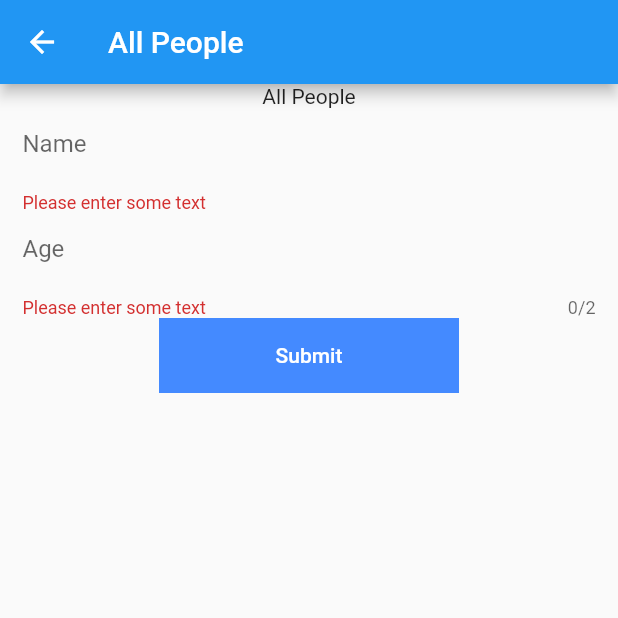
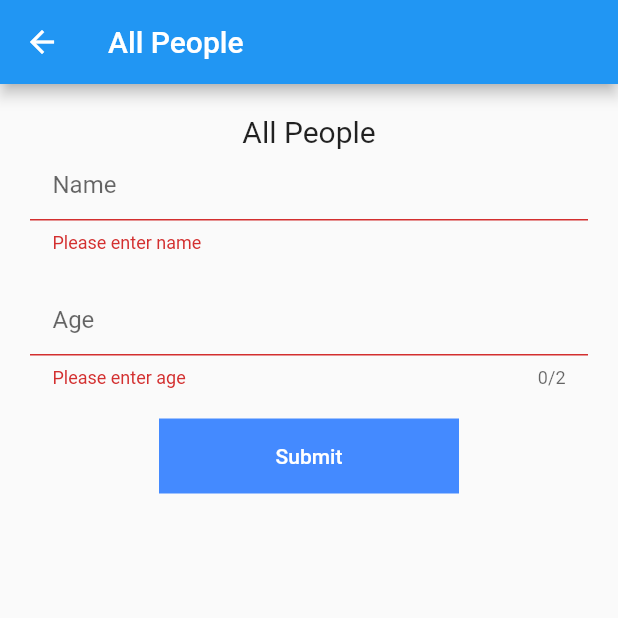
Before and after one commit to kapilmhr/FLOOR_CRUD, a Flutter app: the AddPerson screen opened directly, after a tap on "Submit", on a phone screen of 412 x 824 dp, the top half of it. Run offline on Flutter 3.47's test engine with Material 2 defaults, Android fonts, the phone set to English and light mode, and no system bars; our stand-ins replace floor, sqflite; accounts and stored records are empty; generated files the repository leaves out were written again.

Commit message:
person updated

```diff
--- a/lib/AddPerson.dart
+++ /dev/null
@@ -1,106 +0,0 @@
-import 'package:flutter/material.dart';
-
-import 'database/PersonDatabase.dart';
-import 'model/Person.dart';
-
-class AddPerson extends StatefulWidget {
-  const AddPerson({Key? key}) : super(key: key);
-
-  @override
-  _AddPersonState createState() => _AddPersonState();
-}
-
-class _AddPersonState extends State<AddPerson> {
-  final _formKey = GlobalKey<FormState>();
-  final nameController = TextEditingController();
-  final ageController = TextEditingController();
-
-  @override
-  Widget build(BuildContext context) {
-    return Scaffold(
-      appBar: AppBar(
-        title: Text("All People"),
-      ),
-      body: Form(
-        key: _formKey,
-        child: Column(
-          children: [
-            Text("All People"),
-            TextFormField(
-              controller: nameController,
-              cursorColor: Colors.black,
-              keyboardType: TextInputType.name,
-              decoration: InputDecoration(
-                  border: InputBorder.none,
-                  focusedBorder: InputBorder.none,
-                  enabledBorder: InputBorder.none,
-                  errorBorder: InputBorder.none,
-                  disabledBorder: InputBorder.none,
-                  contentPadding:
-                      EdgeInsets.only(left: 15, bottom: 11, top: 11, right: 15),
-                  hintText: "Name"),
-              validator: (value) {
-                if (value == null || value.isEmpty) {
-                  return 'Please enter some text';
-                }
-                return null;
-              },
-            ),
-            TextFormField(
-              cursorColor: Colors.black,
-              keyboardType: TextInputType.number,
-              maxLength: 2,
-              controller: ageController,
-              decoration: InputDecoration(
-                  border: InputBorder.none,
-                  focusedBorder: InputBorder.none,
-                  enabledBorder: InputBorder.none,
-                  errorBorder: InputBorder.none,
-                  disabledBorder: InputBorder.none,
-                  contentPadding:
-                      EdgeInsets.only(left: 15, bottom: 11, top: 11, right: 15),
-                  hintText: "Age"),
-              validator: (value) {
-                if (value == null || value.isEmpty) {
-                  return 'Please enter some text';
-                }
-                return null;
-              },
-            ),
-            MaterialButton(
-              onPressed: () {
-                if (_formKey.currentState!.validate()) {
-                  addPerson();
-                }
-              },
-              child: Container(
-                width: 200,
-                height: 50,
-                alignment: Alignment.center,
-                color: Colors.blueAccent,
-                child: Text(
-                  "Submit",
-                  style: TextStyle(color: Colors.white),
-                ),
-              ),
-            )
-          ],
-        ),
-      ),
-    );
-  }
-
-  void addPerson() async {
-    var name = nameController.value.text;
-    var age = ageController.value.text;
-    print(age);
-    Person person = Person(name: name, age: int.parse(age));
-    final database =
-        await $FloorPersonDatabase.databaseBuilder('app_database.db').build();
-
-    final personDao = database.personDao;
-
-    await personDao.insertPerson(person);
-    Navigator.pop(context);
-  }
-}
--- a/lib/dao/PersonDao.dart
+++ b/lib/dao/PersonDao.dart
@@ -9,6 +9,9 @@ abstract class PersonDao{
   @Query('SELECT * FROM person WHERE age%2 =0')
   Future<List<Person>> getAllPersonByAge();
 
+  @Query('SELECT * FROM person WHERE name LIKE :name')
+  Future<Person?> getPersonByName(String name);
+
   @insert
   Future<void> insertPerson(Person person);
 
--- a/lib/database/PersonDatabase.dart
+++ b/lib/database/PersonDatabase.dart
@@ -4,7 +4,6 @@ import 'package:floor/floor.dart';
 import 'package:flutter_floor/dao/PersonDao.dart';
 import 'package:flutter_floor/model/Person.dart';
 import 'package:sqflite/sqflite.dart' as sqflite;
-import 'package:path/path.dart';
 part 'PersonDatabase.g.dart';
 
 @Database(version: 1, entities: [Person])
--- a/lib/main.dart
+++ b/lib/main.dart
@@ -1,5 +1,5 @@
 import 'package:flutter/material.dart';
-import 'package:flutter_floor/HomeScreen.dart';
+import 'package:flutter_floor/screens/HomeScreen.dart';
 
 
 import 'database/PersonDatabase.dart';
--- a/lib/model/Person.dart
+++ b/lib/model/Person.dart
@@ -4,8 +4,8 @@ import 'package:floor/floor.dart';
 class Person{
   @PrimaryKey(autoGenerate: true)
   final int? id;
-  final String name;
-  final int age;
+  String name;
+  int age;
 
   Person({this.id, required this.name, required this.age});
 }
--- /dev/null
+++ b/lib/screens/AddPerson.dart
@@ -0,0 +1,110 @@
+import 'package:flutter/material.dart';
+import 'package:flutter_floor/database/PersonDatabase.dart';
+import 'package:flutter_floor/model/Person.dart';
+
+
+class AddPerson extends StatefulWidget {
+
+  const AddPerson({Key? key}) : super(key: key);
+
+  @override
+  _AddPersonState createState() => _AddPersonState();
+}
+
+class _AddPersonState extends State<AddPerson> {
+  final _formKey = GlobalKey<FormState>();
+  final nameController = TextEditingController();
+  final ageController = TextEditingController();
+
+  @override
+  Widget build(BuildContext context) {
+    return Scaffold(
+      appBar: AppBar(
+        title: Text("All People"),
+      ),
+      body: Container(
+        margin: EdgeInsets.all(20),
+        child: Form(
+          key: _formKey,
+          child: Column(
+            children: [
+              Text(
+                "All People",
+                style: TextStyle(fontSize: 20),
+              ),
+              TextFormField(
+                controller: nameController,
+                cursorColor: Colors.black,
+                keyboardType: TextInputType.name,
+                decoration: InputDecoration(
+                    contentPadding: EdgeInsets.only(
+                        left: 15, bottom: 11, top: 11, right: 15),
+                    hintText: "Name"),
+                validator: (value) {
+                  if (value == null || value.isEmpty) {
+                    return 'Please enter name';
+                  }
+                  return null;
+                },
+              ),
+              SizedBox(
+                height: 20,
+              ),
+              TextFormField(
+                cursorColor: Colors.black,
+                keyboardType: TextInputType.number,
+                maxLength: 2,
+                controller: ageController,
+                decoration: InputDecoration(
+                    contentPadding: EdgeInsets.only(
+                        left: 15, bottom: 11, top: 11, right: 15),
+                    hintText: "Age"),
+                validator: (value) {
+                  if (value == null || value.isEmpty) {
+                    return 'Please enter age';
+                  }
+                  return null;
+                },
+              ),
+              SizedBox(
+                height: 20,
+              ),
+              MaterialButton(
+                onPressed: () {
+                  if (_formKey.currentState!.validate()) {
+                    addPerson();
+                  }
+                },
+                child: Container(
+                  width: 200,
+                  height: 50,
+                  alignment: Alignment.center,
+                  color: Colors.blueAccent,
+                  child: Text(
+                    "Submit",
+                    style: TextStyle(color: Colors.white),
+                  ),
+                ),
+              )
+            ],
+          ),
+        ),
+      ),
+    );
+  }
+
+  void addPerson() async {
+    var name = nameController.value.text;
+    var age = ageController.value.text;
+    print(age);
+    Person person = Person(name: name, age: int.parse(age));
+    final database =
+        await $FloorPersonDatabase.databaseBuilder('app_database.db').build();
+
+    final personDao = database.personDao;
+
+    await personDao.insertPerson(person);
+    var p = await personDao.getPersonByName(name);
+    Navigator.of(context).pop(p);
+  }
+}
```
Also changed, not shown: lib/screens/HomeScreen.dart (renamed from lib/HomeScreen.dart, +21 -6 lines), lib/screens/UpdatePersonScreen.dart (added, +118 -0 lines), lib/database/PersonDatabase.g.dart.
